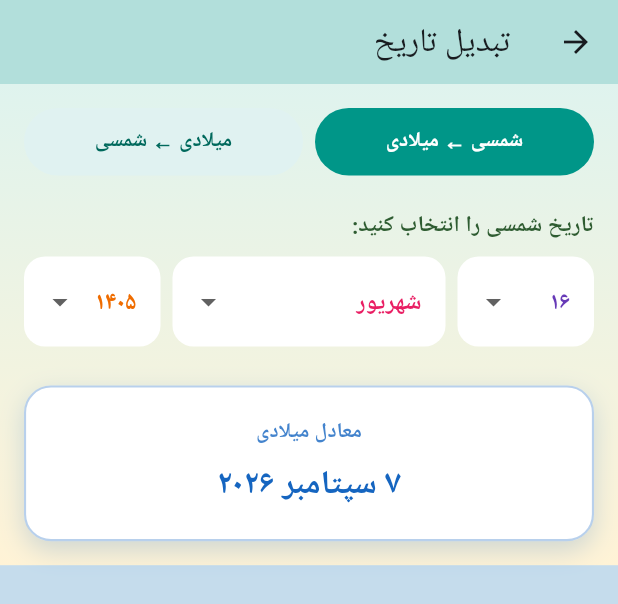
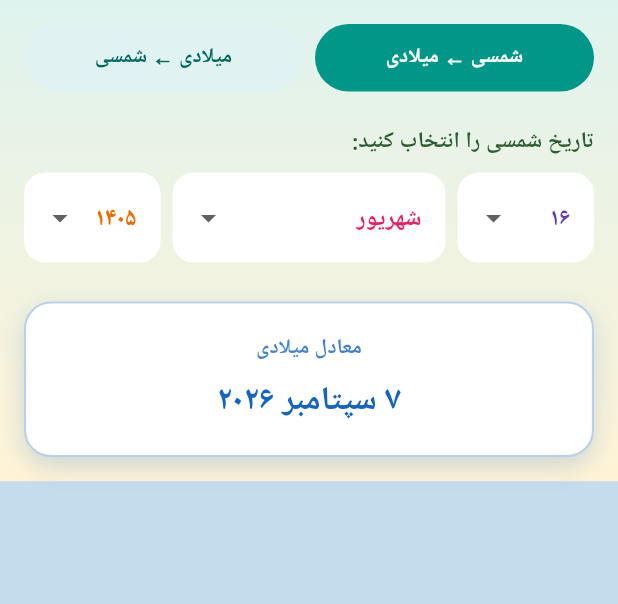
Before and after one commit to jozeranjbar/MyAssistant, a Flutter app: the DateConverterScreen widget shown alone on an empty page, opened directly, on a phone screen of 412 x 824 dp. Shown: the top 604 px of the screen. Run offline on Flutter 3.47's test engine with Material 3 defaults, Android fonts, the phone set to English and light mode, and no system bars; our stand-ins replace connectivity_plus, flutter_compass, flutter_local_notifications, geolocator, hijri, shamsi_date and 3 more; missing offline and left inert: home_widget, workmanager; accounts and stored records are empty; statements that could not run were skipped.

Commit message:
Update date_converter_screen.dart

```diff
--- a/lib/screens/date_converter_screen.dart
+++ b/lib/screens/date_converter_screen.dart
@@ -49,18 +49,7 @@ class _DateConverterScreenState extends State<DateConverterScreen> {
 
   @override
   Widget build(BuildContext context) {
-    return Scaffold(
-      appBar: AppBar(
-        title: const Text('تبدیل تاریخ'),
-        backgroundColor: Colors.teal.shade100,
-      ),
-      body: GestureDetector(
-        onHorizontalDragEnd: (details) {
-          if ((details.primaryVelocity ?? 0).abs() > 200) {
-            Navigator.of(context).maybePop();
-          }
-        },
-        child: Container(
+    return Container(
       decoration: const BoxDecoration(
         gradient: LinearGradient(
           begin: Alignment.topCenter,
@@ -95,8 +84,6 @@ class _DateConverterScreenState extends State<DateConverterScreen> {
                 const SizedBox(height: 22),
                 if (_shamsiToGregorian) _buildShamsiToGregorian() else _buildGregorianToShamsi(),
               ],
-            ),
-          ),
             ),
           ),
     );
```
Lines whose indentation alone changed are shown as unchanged.
